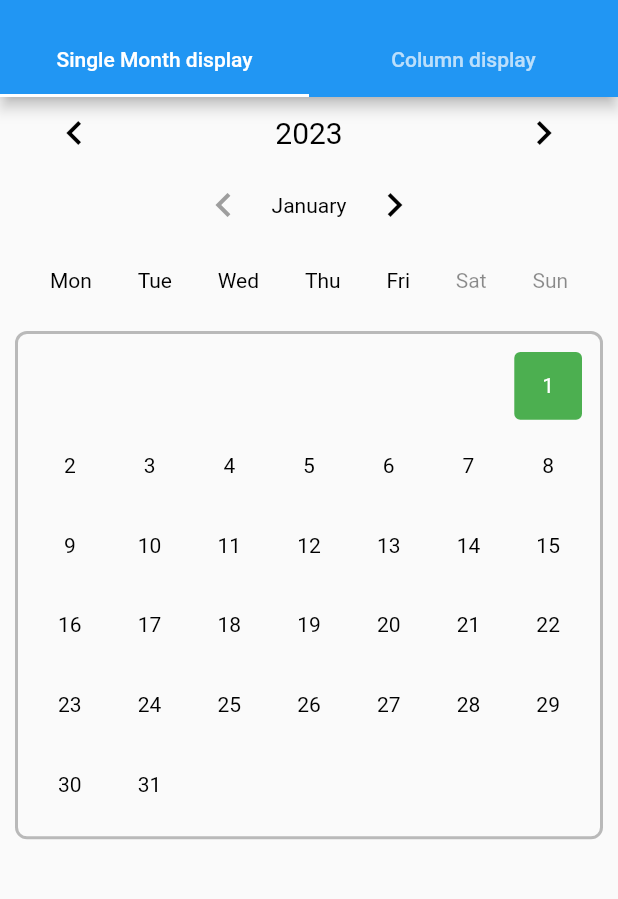
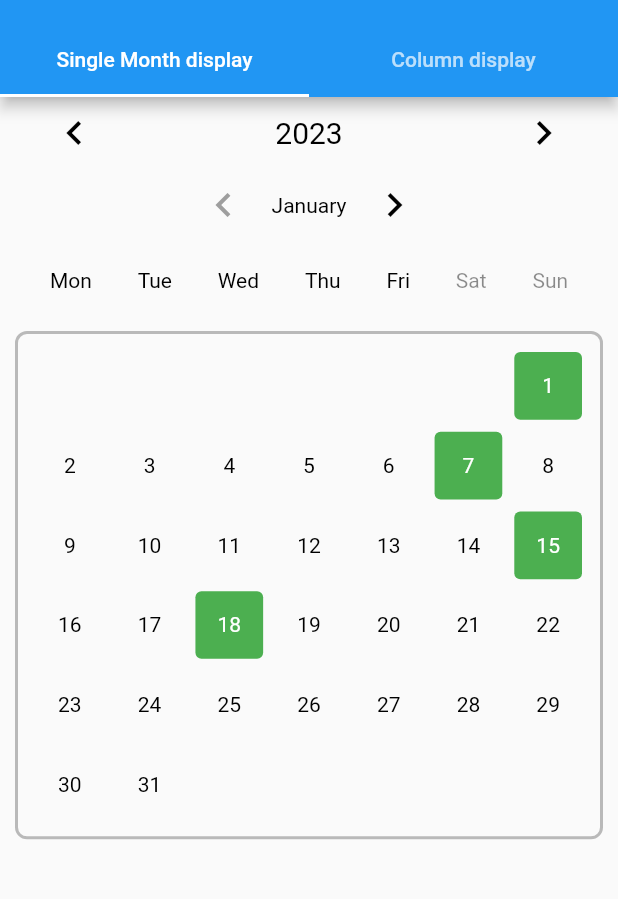
Before and after one commit to tajaouart/interactive_calendar, a Flutter app: the screen it shows after launch, on a phone screen of 412 x 824 dp, the part 59-958 px from its top. Run offline on Flutter 3.47's test engine with Material 2 defaults, Android fonts, the phone set to English and light mode, and no system bars.

```diff
--- a/example/lib/main.dart
+++ b/example/lib/main.dart
@@ -5,6 +5,7 @@ import 'package:intl/intl.dart';
 void main() {
   runApp(
     const MaterialApp(
+      debugShowCheckedModeBanner: false,
       home: MyHomePage(
         title: 'Interactive Calendar Demo',
       ),
@@ -25,6 +26,13 @@ class _MyHomePageState extends State<MyHomePage> {
   bool darkMode = false;
   final controller = PageController();
   var currentDate = DateTime.now();
+  final highlightedDays = [
+    DateTime(2023, 1, 1),
+    DateTime(2023, 1, 7),
+    DateTime(2023, 1, 15),
+    DateTime(2023, 1, 18),
+    DateTime(2023, 2, 2),
+  ];
 
   @override
   Widget build(BuildContext context) {
@@ -67,10 +75,7 @@ class _MyHomePageState extends State<MyHomePage> {
               currentDate: currentDate,
               onNextYear: nextYear(),
               darkMode: darkMode,
-              highlightedDays: [
-                DateTime(2023, 1, 1),
-                DateTime(2023, 2, 2),
-              ],
+              highlightedDays: highlightedDays,
             ),
             InteractiveCalendar(
               displayMode: DisplayMode.column,
@@ -79,10 +84,7 @@ class _MyHomePageState extends State<MyHomePage> {
               currentDate: currentDate,
               onNextYear: nextYear(),
               darkMode: darkMode,
-              highlightedDays: [
-                DateTime(2023, 1, 1),
-                DateTime(2023, 2, 2),
-              ],
+              highlightedDays: highlightedDays,
             ),
           ],
         ),
```
Also changed, not shown: pubspec.yaml (+4 -4 lines), 3 other files.
